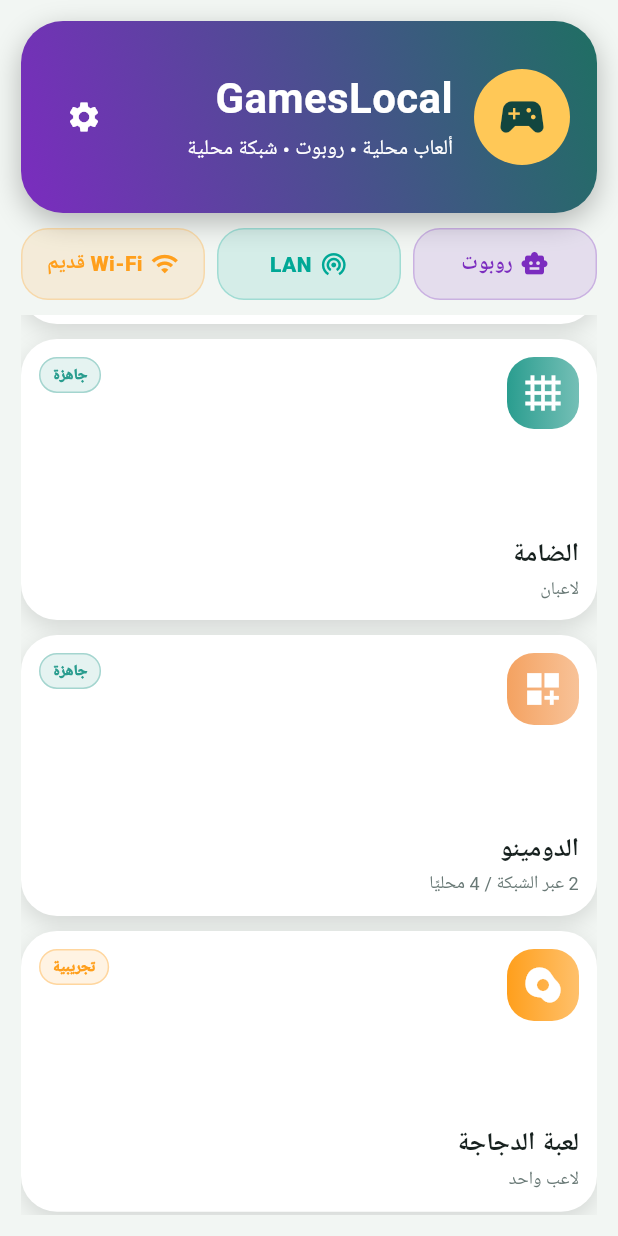
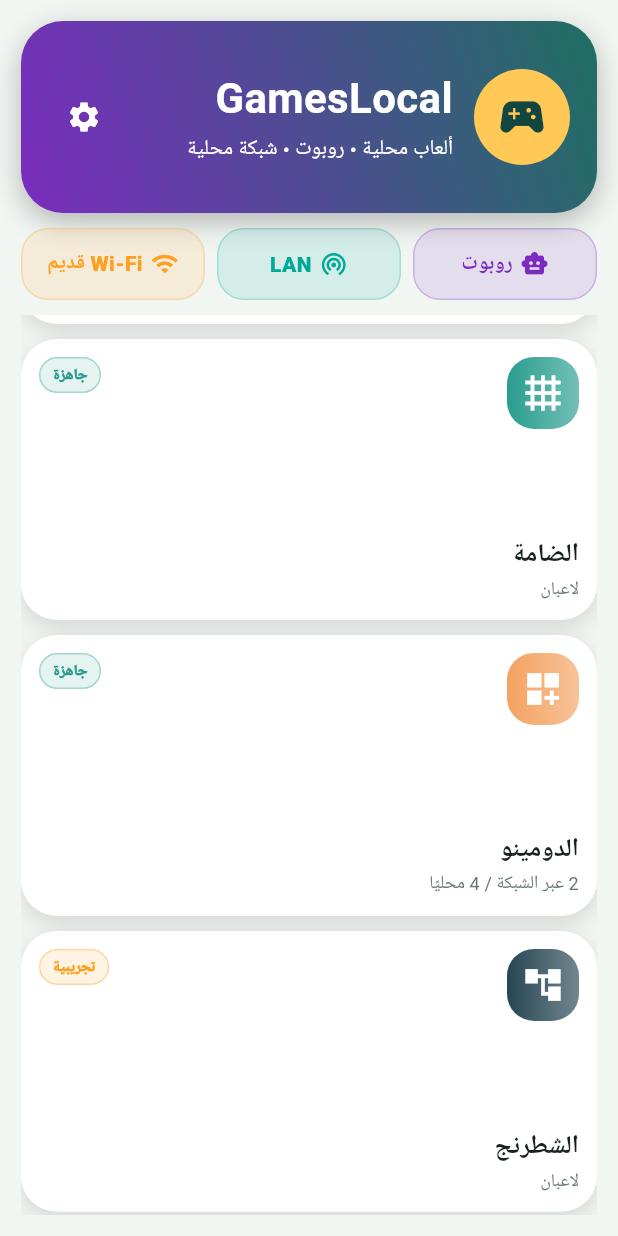
Before and after one commit to aljwaal1/gameslocal, a Flutter app: the screen it shows after launch, scrolled down 576 dp, on a phone screen of 412 x 824 dp. Run offline on Flutter 3.47's test engine with Material 3 defaults, Android fonts, the phone set to English and light mode, and no system bars; our stand-ins replace audioplayers, qr_flutter, shared_preferences; missing offline and left inert: flame.

```diff
--- a/lib/main.dart
+++ b/lib/main.dart
@@ -9,7 +9,6 @@ import 'games/battle/battle_mode_screen.dart';
 import 'games/cards/cards_game.dart';
 import 'games/checkers/checkers_game.dart';
 import 'games/chess/chess_game.dart';
-import 'games/chicken/chicken_game.dart';
 import 'games/domino/domino_game.dart';
 import 'games/football/professional_penalty_game.dart';
 import 'games/line_games/line_games.dart';
@@ -86,13 +85,6 @@ class HomeScreen extends StatelessWidget {
       playersText: '2 عبر الشبكة / 4 محليًا',
       status: 'ضد الكمبيوتر أو لاعب عبر الشبكة أو 4 لاعبين محليًا',
       builder: (_, networkCore) => DominoGameScreen(networkCore: networkCore),
-    ),
-    GameDefinition(
-      id: 'chicken',
-      name: 'لعبة الدجاجة',
-      playersText: 'لاعب واحد',
-      status: 'نسخة أركيد أولى',
-      builder: (_, __) => const ChickenGameScreen(),
     ),
     GameDefinition(
       id: 'chess',
@@ -422,8 +414,6 @@ class _GameCard extends StatelessWidget {
         return Icons.account_tree;
       case 'domino':
         return Icons.dashboard_customize;
-      case 'chicken':
-        return Icons.egg_alt;
       case 'name_animal_object':
         return Icons.edit_note;
       case 'sheikh_beard':
@@ -449,8 +439,6 @@ class _GameCard extends StatelessWidget {
         return const Color(0xFFF4A261);
       case 'chess':
         return const Color(0xFF264653);
-      case 'chicken':
-        return const Color(0xFFFF9F1C);
       case 'name_animal_object':
         return const Color(0xFF7B2CBF);
       case 'sheikh_beard':
```
